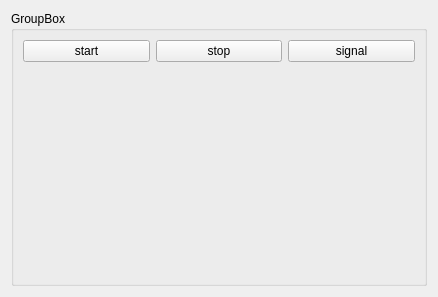
minlexx/xnovacmd, file ui/overview.ui: the form before one commit.
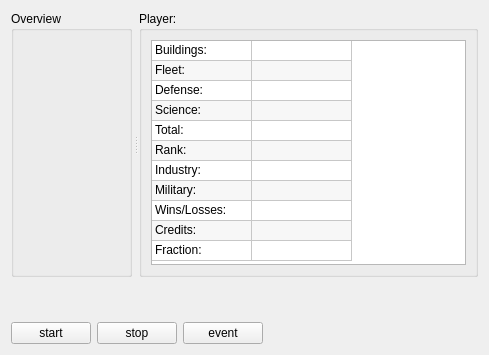
The form after the commit.

Commit message: OverviewWidget: update ui file and controller to display parsed account stats Main widget: world_load_complete sognal handler

Patch:
```diff
--- a/ui/overview.ui
+++ b/ui/overview.ui
@@ -6,61 +6,274 @@
    <rect>
     <x>0</x>
     <y>0</y>
-    <width>438</width>
-    <height>297</height>
+    <width>489</width>
+    <height>355</height>
    </rect>
   </property>
   <property name="windowTitle">
    <string>Form</string>
   </property>
+  <property name="autoFillBackground">
+   <bool>true</bool>
+  </property>
   <layout class="QVBoxLayout" name="verticalLayout_2">
    <item>
-    <widget class="QGroupBox" name="groupBox">
-     <property name="title">
-      <string>GroupBox</string>
+    <widget class="QSplitter" name="splitter">
+     <property name="orientation">
+      <enum>Qt::Horizontal</enum>
      </property>
-     <layout class="QVBoxLayout" name="verticalLayout">
-      <item>
-       <layout class="QHBoxLayout" name="horizontalLayout">
-        <item>
-         <widget class="QPushButton" name="btn_start">
+     <property name="handleWidth">
+      <number>7</number>
+     </property>
+     <property name="childrenCollapsible">
+      <bool>false</bool>
+     </property>
+     <widget class="QGroupBox" name="gb_overview">
+      <property name="title">
+       <string>Overview</string>
+      </property>
+     </widget>
+     <widget class="QGroupBox" name="gb_account">
+      <property name="title">
+       <string>Player:</string>
+      </property>
+      <layout class="QVBoxLayout" name="verticalLayout">
+       <item>
+        <widget class="QTableWidget" name="tw_accStats">
+         <property name="minimumSize">
+          <size>
+           <width>100</width>
+           <height>225</height>
+          </size>
+         </property>
+         <property name="maximumSize">
+          <size>
+           <width>16777215</width>
+           <height>16777215</height>
+          </size>
+         </property>
+         <property name="verticalScrollBarPolicy">
+          <enum>Qt::ScrollBarAlwaysOff</enum>
+         </property>
+         <property name="horizontalScrollBarPolicy">
+          <enum>Qt::ScrollBarAlwaysOff</enum>
+         </property>
+         <property name="autoScroll">
+          <bool>false</bool>
+         </property>
+         <property name="editTriggers">
+          <set>QAbstractItemView::NoEditTriggers</set>
+         </property>
+         <property name="alternatingRowColors">
+          <bool>true</bool>
+         </property>
+         <property name="selectionMode">
+          <enum>QAbstractItemView::NoSelection</enum>
+         </property>
+         <property name="selectionBehavior">
+          <enum>QAbstractItemView::SelectRows</enum>
+         </property>
+         <property name="showGrid">
+          <bool>true</bool>
+         </property>
+         <property name="gridStyle">
+          <enum>Qt::SolidLine</enum>
+         </property>
+         <property name="sortingEnabled">
+          <bool>false</bool>
+         </property>
+         <attribute name="horizontalHeaderVisible">
+          <bool>false</bool>
+         </attribute>
+         <attribute name="horizontalHeaderDefaultSectionSize">
+          <number>100</number>
+         </attribute>
+         <attribute name="horizontalHeaderHighlightSections">
+          <bool>true</bool>
+         </attribute>
+         <attribute name="verticalHeaderVisible">
+          <bool>false</bool>
+         </attribute>
+         <attribute name="verticalHeaderDefaultSectionSize">
+          <number>20</number>
+         </attribute>
+         <row>
           <property name="text">
-           <string>start</string>
+           <string>1</string>
           </property>
-         </widget>
-        </item>
-        <item>
-         <widget class="QPushButton" name="btn_stop">
+         </row>
+         <row>
           <property name="text">
-           <string>stop</string>
+           <string>2</string>
           </property>
-         </widget>
-        </item>
-        <item>
-         <widget class="QPushButton" name="btn_signal">
+         </row>
+         <row>
           <property name="text">
-           <string>signal</string>
+           <string>3</string>
           </property>
-         </widget>
-        </item>
-       </layout>
-      </item>
-      <item>
-       <spacer name="verticalSpacer">
-        <property name="orientation">
-         <enum>Qt::Vertical</enum>
-        </property>
-        <property name="sizeHint" stdset="0">
-         <size>
-          <width>20</width>
-          <height>212</height>
-         </size>
-        </property>
-       </spacer>
-      </item>
-     </layout>
+         </row>
+         <row>
+          <property name="text">
+           <string>4</string>
+          </property>
+         </row>
+         <row>
+          <property name="text">
+           <string>5</string>
+          </property>
+         </row>
+         <row>
+          <property name="text">
+           <string>6</string>
+          </property>
+         </row>
+         <row>
+          <property name="text">
+           <string>7</string>
+          </property>
+         </row>
+         <row>
+          <property name="text">
+           <string>8</string>
+          </property>
+         </row>
+         <row>
+          <property name="text">
+           <string>9</string>
+          </property>
+         </row>
+         <row>
+          <property name="text">
+           <string>10</string>
+          </property>
+         </row>
+         <row>
+          <property name="text">
+           <string>11</string>
+          </property>
+         </row>
+         <column>
+          <property name="text">
+           <string>name</string>
+          </property>
+         </column>
+         <column>
+          <property name="text">
+           <string>value</string>
+          </property>
+         </column>
+         <item row="0" column="0">
+          <property name="text">
+           <string>Buildings:</string>
+          </property>
+         </item>
+         <item row="1" column="0">
+          <property name="text">
+           <string>Fleet:</string>
+          </property>
+         </item>
+         <item row="2" column="0">
+          <property name="text">
+           <string>Defense:</string>
+          </property>
+         </item>
+         <item row="3" column="0">
+          <property name="text">
+           <string>Science:</string>
+          </property>
+         </item>
+         <item row="4" column="0">
+          <property name="text">
+           <string>Total:</string>
+          </property>
+         </item>
+         <item row="5" column="0">
+          <property name="text">
+           <string>Rank:</string>
+          </property>
+         </item>
+         <item row="6" column="0">
+          <property name="text">
+           <string>Industry:</string>
+          </property>
+         </item>
+         <item row="7" column="0">
+          <property name="text">
+           <string>Military:</string>
+          </property>
+         </item>
+         <item row="8" column="0">
+          <property name="text">
+           <string>Wins/Losses:</string>
+          </property>
+         </item>
+         <item row="9" column="0">
+          <property name="text">
+           <string>Credits:</string>
+          </property>
+         </item>
+         <item row="10" column="0">
+          <property name="text">
+           <string>Fraction:</string>
+          </property>
+         </item>
+        </widget>
+       </item>
+      </layout>
+     </widget>
     </widget>
    </item>
+   <item>
+    <spacer name="verticalSpacer">
+     <property name="orientation">
+      <enum>Qt::Vertical</enum>
+     </property>
+     <property name="sizeHint" stdset="0">
+      <size>
+       <width>20</width>
+       <height>40</height>
+      </size>
+     </property>
+    </spacer>
+   </item>
+   <item>
+    <layout class="QHBoxLayout" name="horizontalLayout">
+     <item>
+      <widget class="QPushButton" name="btn_start">
+       <property name="text">
+        <string>start</string>
+       </property>
+      </widget>
+     </item>
+     <item>
+      <widget class="QPushButton" name="btn_stop">
+       <property name="text">
+        <string>stop</string>
+       </property>
+      </widget>
+     </item>
+     <item>
+      <widget class="QPushButton" name="btn_signal">
+       <property name="text">
+        <string>event</string>
+       </property>
+      </widget>
+     </item>
+     <item>
+      <spacer name="horizontalSpacer">
+       <property name="orientation">
+        <enum>Qt::Horizontal</enum>
+       </property>
+       <property name="sizeHint" stdset="0">
+        <size>
+         <width>40</width>
+         <height>20</height>
+        </size>
+       </property>
+      </spacer>
+     </item>
+    </layout>
+   </item>
   </layout>
  </widget>
  <resources/>
```
The commit also changes 2 other files.
